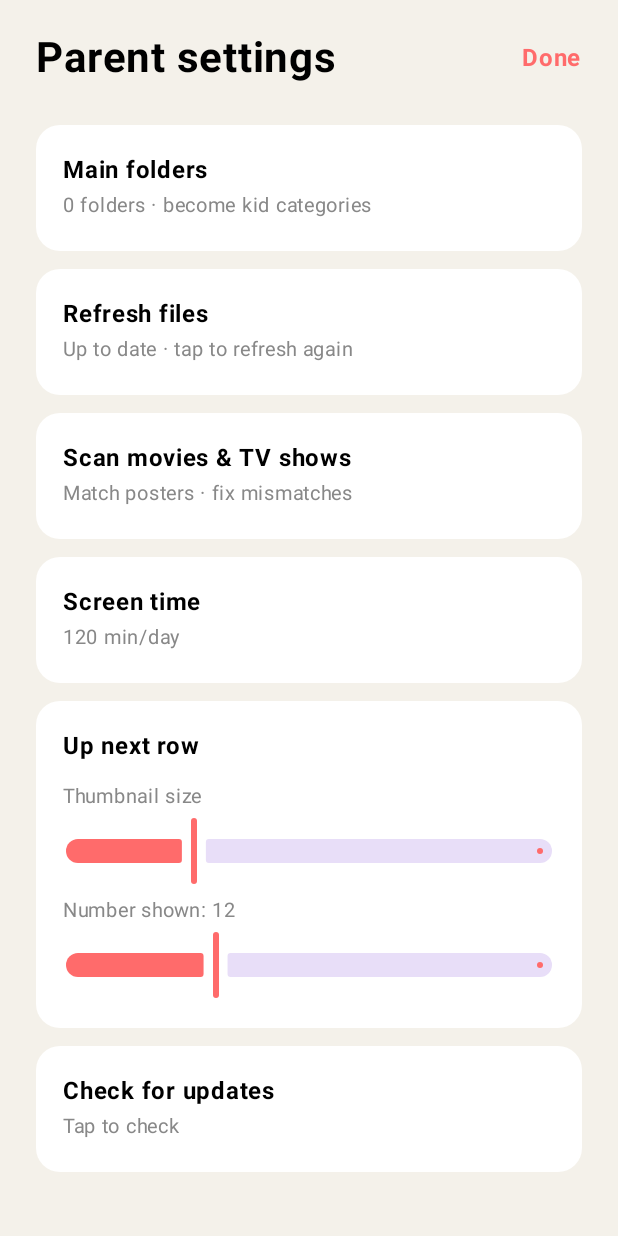
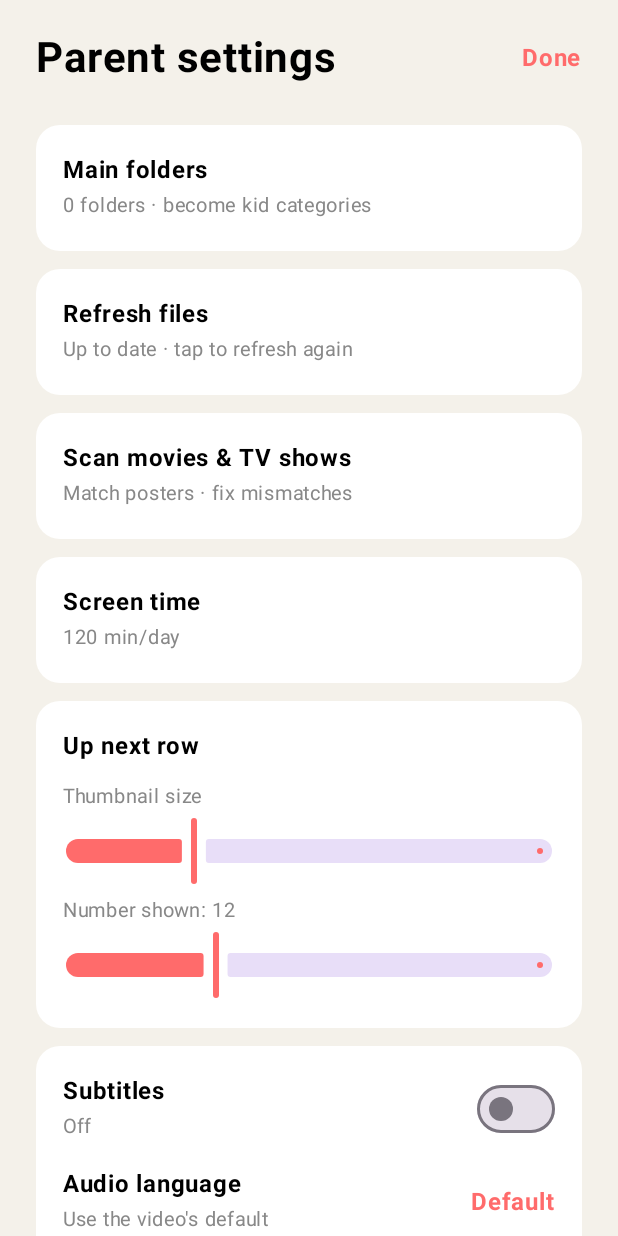
Before and after one commit to rickevans86/LocalTube, an Android app built with Jetpack Compose: the SettingsScreen screen opened through its navigation route, after a tap on "Refresh files", on a phone screen of 412 x 824 dp. Run offline under Robolectric (Android 15) with nearby library versions, the phone set to English and light mode, and no system bars; our stand-ins replace Room's generated code; pictures from the network do not load.

Commit message:
Add subtitle toggle and forced audio language settings
AI: Claude

New playback controls in parent settings: turn subtitles off (default) or on,
and force a preferred audio language. Applied to the player via track-selection
parameters and kept in sync when changed.

Co-Authored-By: Claude Opus 4.8 <noreply@anthropic.com>
Claude-Session: https://claude.ai/code/session_011bQsjkAVcZjiQSGANAWEGJ

```diff
--- a/app/src/main/java/com/localtube/app/data/SettingsStore.kt
+++ b/app/src/main/java/com/localtube/app/data/SettingsStore.kt
@@ -24,6 +24,8 @@ data class AppSettings(
     val setupComplete: Boolean,
     val upNextHeightDp: Int,
     val upNextCount: Int,
+    val subtitlesEnabled: Boolean,
+    val audioLanguage: String,
 )
 
 /**
@@ -44,6 +46,8 @@ class SettingsStore(private val context: Context) {
         val SETUP_DONE = booleanPreferencesKey("setup_complete")
         val UPNEXT_HEIGHT = intPreferencesKey("upnext_height_dp")
         val UPNEXT_COUNT = intPreferencesKey("upnext_count")
+        val SUBTITLES_ON = booleanPreferencesKey("subtitles_enabled")
+        val AUDIO_LANG = stringPreferencesKey("audio_language")
     }
 
     companion object {
@@ -65,6 +69,8 @@ class SettingsStore(private val context: Context) {
             setupComplete = p[Keys.SETUP_DONE] ?: false,
             upNextHeightDp = p[Keys.UPNEXT_HEIGHT] ?: UPNEXT_HEIGHT_DEFAULT,
             upNextCount = p[Keys.UPNEXT_COUNT] ?: UPNEXT_COUNT_DEFAULT,
+            subtitlesEnabled = p[Keys.SUBTITLES_ON] ?: false,
+            audioLanguage = p[Keys.AUDIO_LANG] ?: "",
         )
     }
 
@@ -107,6 +113,12 @@ class SettingsStore(private val context: Context) {
             it[Keys.UPNEXT_COUNT] = count.coerceIn(UPNEXT_COUNT_MIN, UPNEXT_COUNT_MAX)
         }
 
+    suspend fun setSubtitlesEnabled(enabled: Boolean) =
+        context.dataStore.edit { it[Keys.SUBTITLES_ON] = enabled }
+
+    suspend fun setAudioLanguage(code: String) =
+        context.dataStore.edit { it[Keys.AUDIO_LANG] = code }
+
     private fun hash(pin: String, salt: ByteArray): ByteArray {
         val md = MessageDigest.getInstance("SHA-256")
         md.update(salt)
--- a/app/src/main/java/com/localtube/app/feature/player/PlayerScreen.kt
+++ b/app/src/main/java/com/localtube/app/feature/player/PlayerScreen.kt
@@ -55,6 +55,7 @@ import androidx.lifecycle.viewModelScope
 import androidx.lifecycle.viewmodel.compose.viewModel
 import androidx.lifecycle.viewmodel.initializer
 import androidx.lifecycle.viewmodel.viewModelFactory
+import androidx.media3.common.C
 import androidx.media3.common.MediaItem
 import androidx.media3.common.PlaybackException
 import androidx.media3.common.Player
@@ -116,6 +117,8 @@ fun PlayerScreen(
     val appSettings by container.settings.settings.collectAsState(initial = null)
     val upNextHeight = appSettings?.upNextHeightDp ?: SettingsStore.UPNEXT_HEIGHT_DEFAULT
     val upNextCount = appSettings?.upNextCount ?: SettingsStore.UPNEXT_COUNT_DEFAULT
+    val subtitlesEnabled = appSettings?.subtitlesEnabled ?: false
+    val audioLanguage = appSettings?.audioLanguage ?: ""
     val context = LocalContext.current
     val startedAt = remember { System.currentTimeMillis() }
     var errorMessage by remember { mutableStateOf<String?>(null) }
@@ -145,6 +148,15 @@ fun PlayerScreen(
             prepare()
             playWhenReady = true
         }
+    }
+
+    // Apply the subtitle and audio-language preferences (and keep them in sync
+    // if the parent changes them).
+    LaunchedEffect(subtitlesEnabled, audioLanguage) {
+        player.trackSelectionParameters = player.trackSelectionParameters.buildUpon()
+            .setTrackTypeDisabled(C.TRACK_TYPE_TEXT, !subtitlesEnabled)
+            .setPreferredAudioLanguage(audioLanguage.ifEmpty { null })
+            .build()
     }
 
     // Queue what comes next so a finished video auto-advances. In a channel the
--- a/app/src/main/java/com/localtube/app/feature/settings/SettingsScreens.kt
+++ b/app/src/main/java/com/localtube/app/feature/settings/SettingsScreens.kt
@@ -24,6 +24,8 @@ import androidx.compose.foundation.lazy.items
 import androidx.compose.foundation.shape.RoundedCornerShape
 import androidx.compose.material.icons.Icons
 import androidx.compose.material.icons.automirrored.filled.ArrowBack
+import androidx.compose.material3.DropdownMenu
+import androidx.compose.material3.DropdownMenuItem
 import androidx.compose.material3.Icon
 import androidx.compose.material3.IconButton
 import androidx.compose.material3.Slider
@@ -82,6 +84,8 @@ class SettingsViewModel(
             setupComplete = false,
             upNextHeightDp = SettingsStore.UPNEXT_HEIGHT_DEFAULT,
             upNextCount = SettingsStore.UPNEXT_COUNT_DEFAULT,
+            subtitlesEnabled = false,
+            audioLanguage = "",
         ),
     )
 
@@ -115,6 +119,14 @@ class SettingsViewModel(
 
     fun setUpNext(heightDp: Int, count: Int) {
         viewModelScope.launch { settingsStore.setUpNext(heightDp, count) }
+    }
+
+    fun setSubtitles(enabled: Boolean) {
+        viewModelScope.launch { settingsStore.setSubtitlesEnabled(enabled) }
+    }
+
+    fun setAudioLanguage(code: String) {
+        viewModelScope.launch { settingsStore.setAudioLanguage(code) }
     }
 
     suspend fun checkForUpdates(): UpdateResult = updateChecker.check()
@@ -173,6 +185,12 @@ fun SettingsScreen(
             heightDp = settings.upNextHeightDp,
             count = settings.upNextCount,
             onChange = vm::setUpNext,
+        )
+        PlaybackControl(
+            subtitlesEnabled = settings.subtitlesEnabled,
+            audioLanguage = settings.audioLanguage,
+            onSubtitles = vm::setSubtitles,
+            onAudioLanguage = vm::setAudioLanguage,
         )
         SettingsRow("Check for updates", updateStatusText(update)) {
             val prev = update
@@ -235,6 +253,79 @@ private suspend fun startInstall(context: Context, tag: String, url: String): Up
 }
 
 @Composable
+private val AUDIO_LANGUAGES = listOf(
+    "" to "Default",
+    "en" to "English",
+    "es" to "Spanish",
+    "fr" to "French",
+    "de" to "German",
+    "it" to "Italian",
+    "ja" to "Japanese",
+    "zh" to "Chinese",
+    "hi" to "Hindi",
+    "ar" to "Arabic",
+)
+
+/** Toggles subtitles and forces a preferred audio language in the player. */
+@Composable
+private fun PlaybackControl(
+    subtitlesEnabled: Boolean,
+    audioLanguage: String,
+    onSubtitles: (Boolean) -> Unit,
+    onAudioLanguage: (String) -> Unit,
+) {
+    Column(
+        modifier = Modifier
+            .fillMaxWidth()
+            .padding(vertical = 6.dp)
+            .clip(RoundedCornerShape(16.dp))
+            .background(Color.White)
+            .padding(18.dp),
+    ) {
+        Row(verticalAlignment = Alignment.CenterVertically) {
+            Column(modifier = Modifier.weight(1f)) {
+                Text("Subtitles", fontSize = 16.sp, fontWeight = FontWeight.Bold)
+                Text(
+                    if (subtitlesEnabled) "Shown when available" else "Off",
+                    fontSize = 13.sp,
+                    color = Color.Gray,
+                )
+            }
+            Switch(checked = subtitlesEnabled, onCheckedChange = onSubtitles)
+        }
+
+        var expanded by remember { mutableStateOf(false) }
+        val label = AUDIO_LANGUAGES.firstOrNull { it.first == audioLanguage }?.second ?: "Default"
+        Box(modifier = Modifier.padding(top = 14.dp)) {
+            Row(
+                modifier = Modifier.fillMaxWidth().clickable { expanded = true },
+                verticalAlignment = Alignment.CenterVertically,
+            ) {
+                Column(modifier = Modifier.weight(1f)) {
+                    Text("Audio language", fontSize = 16.sp, fontWeight = FontWeight.Bold)
+                    Text(
+                        if (audioLanguage.isEmpty()) "Use the video's default" else "Prefer $label",
+                        fontSize = 13.sp,
+                        color = Color.Gray,
+                    )
+                }
+                Text(label, color = Coral, fontWeight = FontWeight.Bold)
+            }
+            DropdownMenu(expanded = expanded, onDismissRequest = { expanded = false }) {
+                AUDIO_LANGUAGES.forEach { (code, name) ->
+                    DropdownMenuItem(
+                        text = { Text(name) },
+                        onClick = {
+                            onAudioLanguage(code)
+                            expanded = false
+                        },
+                    )
+                }
+            }
+        }
+    }
+}
+
 /** Controls the size and number of the "Up next" thumbnails in the player. */
 @Composable
 private fun UpNextControl(heightDp: Int, count: Int, onChange: (Int, Int) -> Unit) {
```
